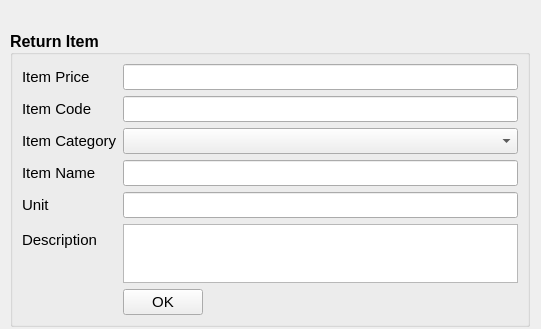
Above: estorecpp/returnitems.ui from Watti/estorecpp before the change. Below: the same form after it.
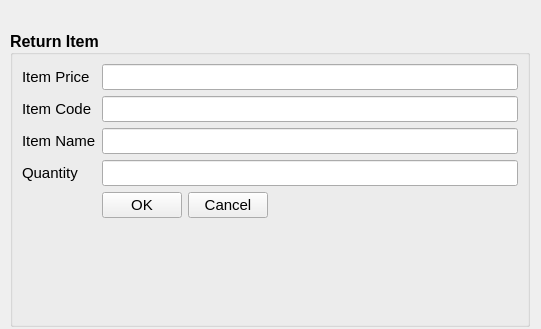
That is the form after the change.

```diff
--- a/estorecpp/returnitems.ui
+++ b/estorecpp/returnitems.ui
@@ -108,31 +108,6 @@
      </widget>
     </item>
     <item row="2" column="0">
-     <widget class="QLabel" name="label_3">
-      <property name="font">
-       <font>
-        <pointsize>11</pointsize>
-        <weight>50</weight>
-        <bold>false</bold>
-       </font>
-      </property>
-      <property name="text">
-       <string>Item Category</string>
-      </property>
-     </widget>
-    </item>
-    <item row="2" column="1">
-     <widget class="QComboBox" name="itemCategoryComboBox">
-      <property name="font">
-       <font>
-        <pointsize>11</pointsize>
-        <weight>50</weight>
-        <bold>false</bold>
-       </font>
-      </property>
-     </widget>
-    </item>
-    <item row="3" column="0">
      <widget class="QLabel" name="label_5">
       <property name="font">
        <font>
@@ -146,7 +121,7 @@
       </property>
      </widget>
     </item>
-    <item row="3" column="1">
+    <item row="2" column="1">
      <widget class="QLineEdit" name="itemName">
       <property name="font">
        <font>
@@ -157,7 +132,7 @@
       </property>
      </widget>
     </item>
-    <item row="4" column="0">
+    <item row="3" column="0">
      <widget class="QLabel" name="label_6">
       <property name="font">
        <font>
@@ -167,12 +142,12 @@
        </font>
       </property>
       <property name="text">
-       <string>Unit</string>
+       <string>Quantity</string>
       </property>
      </widget>
     </item>
-    <item row="4" column="1">
-     <widget class="QLineEdit" name="unitText">
+    <item row="3" column="1">
+     <widget class="QLineEdit" name="qtyText">
       <property name="font">
        <font>
         <pointsize>11</pointsize>
@@ -182,41 +157,7 @@
       </property>
      </widget>
     </item>
-    <item row="5" column="0">
-     <widget class="QLabel" name="label_7">
-      <property name="font">
-       <font>
-        <pointsize>11</pointsize>
-        <weight>50</weight>
-        <bold>false</bold>
-       </font>
-      </property>
-      <property name="text">
-       <string>Description</string>
-      </property>
-     </widget>
-    </item>
-    <item row="5" column="1">
-     <widget class="QTextEdit" name="descriptionText">
-      <property name="sizePolicy">
-       <sizepolicy hsizetype="Minimum" vsizetype="Minimum">
-        <horstretch>0</horstretch>
-        <verstretch>0</verstretch>
-       </sizepolicy>
-      </property>
-      <property name="font">
-       <font>
-        <pointsize>11</pointsize>
-        <weight>50</weight>
-        <bold>false</bold>
-       </font>
-      </property>
-      <property name="sizeAdjustPolicy">
-       <enum>QAbstractScrollArea::AdjustToContents</enum>
-      </property>
-     </widget>
-    </item>
-    <item row="6" column="0">
+    <item row="4" column="0">
      <spacer name="horizontalSpacer">
       <property name="orientation">
        <enum>Qt::Horizontal</enum>
@@ -229,7 +170,7 @@
       </property>
      </spacer>
     </item>
-    <item row="6" column="1">
+    <item row="4" column="1">
      <layout class="QHBoxLayout" name="horizontalLayout">
       <item>
        <widget class="QPushButton" name="addButton">
@@ -245,6 +186,20 @@
         </property>
        </widget>
       </item>
+      <item>
+       <widget class="QPushButton" name="cancelBtn">
+        <property name="font">
+         <font>
+          <pointsize>11</pointsize>
+          <weight>50</weight>
+          <bold>false</bold>
+         </font>
+        </property>
+        <property name="text">
+         <string>Cancel</string>
+        </property>
+       </widget>
+      </item>
       <item>
        <spacer name="horizontalSpacer_2">
         <property name="orientation">
```
